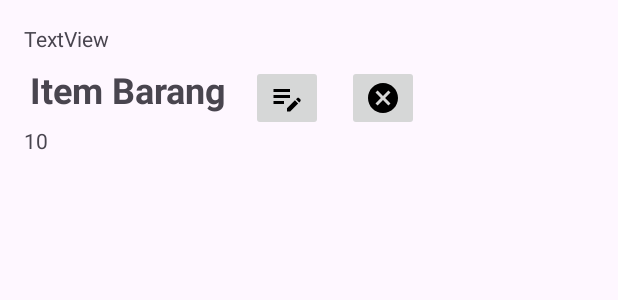
After one commit to Cadip/RoomDatabase, an Android app: the layout item_recycler.xml on its own in the app's theme, with its tools: preview values and no code run, on a phone screen of 412 x 824 dp. The commit adds this screen. Shown: the top 300 px of the screen. Run offline under Robolectric (Android 15) with nearby library versions, the phone set to English and light mode, and no system bars.

Commit message:
Menampilkan data

```diff
--- a/app/build.gradle.kts
+++ b/app/build.gradle.kts
@@ -6,7 +6,7 @@ plugins {
 
 android {
     namespace = "week14.paba.roomdatabase"
-    compileSdk = 34
+    compileSdk = 35
 
     defaultConfig {
         applicationId = "week14.paba.roomdatabase"
--- a/app/src/main/AndroidManifest.xml
+++ b/app/src/main/AndroidManifest.xml
@@ -13,6 +13,9 @@
         android:theme="@style/Theme.RoomDatabase"
         tools:targetApi="31">
         <activity
+            android:name=".item_layout"
+            android:exported="false" />
+        <activity
             android:name=".TambahDaftar"
             android:exported="false" />
         <activity
--- a/app/src/main/java/week14/paba/roomdatabase/TambahDaftar.kt
+++ b/app/src/main/java/week14/paba/roomdatabase/TambahDaftar.kt
@@ -15,8 +15,6 @@ import week14.paba.roomdatabase.database.daftarBelanjaDB
 import week14.paba.roomdatabase.helper.DateHelper.getCurrentDate
 
 class TambahDaftar : AppCompatActivity() {
-    var DB = daftarBelanjaDB.getDatabase(this)
-
     override fun onCreate(savedInstanceState: Bundle?) {
         super.onCreate(savedInstanceState)
         enableEdgeToEdge()
@@ -27,6 +25,7 @@ class TambahDaftar : AppCompatActivity() {
             insets
         }
 
+        var DB = daftarBelanjaDB.getDatabase(this)
         var _etItem = findViewById<EditText>(R.id.etItem)
         var _etJumlah = findViewById<EditText>(R.id.etJumlah)
         var _btnTambah = findViewById<Button>(R.id.btnTambah)
@@ -40,7 +39,8 @@ class TambahDaftar : AppCompatActivity() {
                     daftarBelanja(
                         tanggal = tanggal,
                         item = _etItem.text.toString(),
-                        jumlah = _etJumlah.text.toString()
+                        jumlah = _etJumlah.text.toString(),
+                        status = 0
                     )
                 )
             }
--- a/app/src/main/java/week14/paba/roomdatabase/database/daftarBelanjaDAO.kt
+++ b/app/src/main/java/week14/paba/roomdatabase/database/daftarBelanjaDAO.kt
@@ -11,7 +11,7 @@ interface daftarBelanjaDAO {
     @Insert(onConflict = OnConflictStrategy.IGNORE)
     fun insert(daftar: daftarBelanja)
 
-    @Query("UPDATE daftarBelanja SET tanggal=:isi_tanggal, item=:isi_item, jumlah=:isi_jumlah WHERE id=:pilihid")
+    @Query("UPDATE daftarBelanja SET tanggal=:isi_tanggal, status=:isi_status, item=:isi_item, jumlah=:isi_jumlah WHERE id=:pilihid")
     fun update(isi_tanggal: String, isi_item: String, isi_jumlah: String, isi_status: Int, pilihid: Int)
 
     @Delete
--- /dev/null
+++ b/app/src/main/res/drawable/baseline_cancel_24.xml
@@ -0,0 +1,5 @@
+<vector xmlns:android="http://schemas.android.com/apk/res/android" android:height="24dp" android:tint="#000000" android:viewportHeight="24" android:viewportWidth="24" android:width="24dp">
+
+    <path android:fillColor="@android:color/white" android:pathData="M12,2C6.47,2 2,6.47 2,12s4.47,10 10,10 10,-4.47 10,-10S17.53,2 12,2zM17,15.59L15.59,17 12,13.41 8.41,17 7,15.59 10.59,12 7,8.41 8.41,7 12,10.59 15.59,7 17,8.41 13.41,12 17,15.59z"/>
+
+</vector>
--- /dev/null
+++ b/app/src/main/res/drawable/baseline_edit_note_24.xml
@@ -0,0 +1,5 @@
+<vector xmlns:android="http://schemas.android.com/apk/res/android" android:height="24dp" android:tint="#000000" android:viewportHeight="24" android:viewportWidth="24" android:width="24dp">
+
+    <path android:fillColor="@android:color/white" android:pathData="M3,10h11v2H3V10zM3,8h11V6H3V8zM3,16h7v-2H3V16zM18.01,12.87l0.71,-0.71c0.39,-0.39 1.02,-0.39 1.41,0l0.71,0.71c0.39,0.39 0.39,1.02 0,1.41l-0.71,0.71L18.01,12.87zM17.3,13.58l-5.3,5.3V21h2.12l5.3,-5.3L17.3,13.58z"/>
+
+</vector>
--- /dev/null
+++ b/app/src/main/res/layout/item_recycler.xml
@@ -0,0 +1,56 @@
+<?xml version="1.0" encoding="utf-8"?>
+<androidx.constraintlayout.widget.ConstraintLayout xmlns:android="http://schemas.android.com/apk/res/android"
+    xmlns:app="http://schemas.android.com/apk/res-auto"
+    xmlns:tools="http://schemas.android.com/tools"
+    android:id="@+id/main"
+    android:layout_width="match_parent"
+    android:layout_height="match_parent"
+    android:layout_margin="16dp">
+
+    <TextView
+        android:id="@+id/tvTanggal"
+        android:layout_width="wrap_content"
+        android:layout_height="wrap_content"
+        android:text="TextView"
+        app:layout_constraintTop_toTopOf="parent"
+        app:layout_constraintLeft_toLeftOf="parent"/>
+
+    <TextView
+        android:id="@+id/tvItem"
+        android:layout_width="wrap_content"
+        android:layout_height="wrap_content"
+        android:layout_marginLeft="4dp"
+        android:text="Item Barang"
+        android:textSize="24sp"
+        android:textStyle="bold"
+        android:layout_marginTop="8dp"
+        app:layout_constraintLeft_toLeftOf="parent"
+        app:layout_constraintTop_toBottomOf="@+id/tvTanggal" />
+
+    <TextView
+        android:id="@+id/tvJumlah"
+        android:layout_width="wrap_content"
+        android:layout_height="wrap_content"
+        android:text="10"
+        android:layout_marginTop="8dp"
+        app:layout_constraintTop_toBottomOf="@+id/tvItem"
+        app:layout_constraintLeft_toLeftOf="parent"/>
+
+    <ImageButton
+        android:id="@+id/btnEdit"
+        android:layout_width="wrap_content"
+        android:layout_height="wrap_content"
+        android:src="@drawable/baseline_edit_note_24"
+        android:layout_marginLeft="16dp"
+        app:layout_constraintTop_toTopOf="@+id/tvItem"
+        app:layout_constraintLeft_toRightOf="@+id/tvItem"/>
+
+    <ImageButton
+        android:id="@+id/btnHapus"
+        android:layout_width="wrap_content"
+        android:layout_height="wrap_content"
+        android:src="@drawable/baseline_cancel_24"
+        android:layout_marginLeft="16dp"
+        app:layout_constraintTop_toTopOf="@+id/tvItem"
+        app:layout_constraintLeft_toRightOf="@+id/btnEdit"/>
+</androidx.constraintlayout.widget.ConstraintLayout>
```
Also changed, not shown: app/src/main/java/week14/paba/roomdatabase/MainActivity.kt (+12 -1 lines), app/src/main/java/week14/paba/roomdatabase/adapterDaftar.kt (added, +74 -0 lines), app/src/main/java/week14/paba/roomdatabase/item_layout.kt (added, +20 -0 lines), app/src/main/res/layout/activity_item_layout.xml (added, +57 -0 lines).
